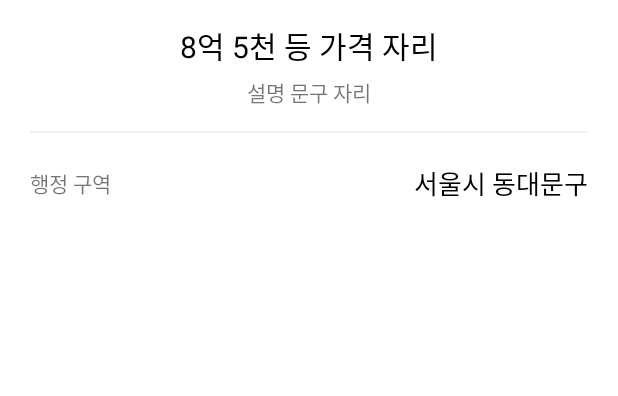
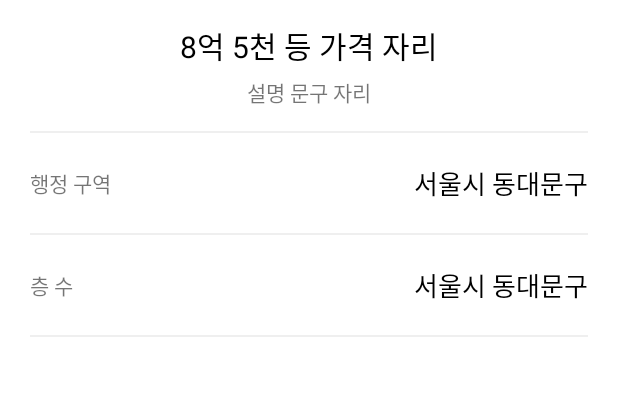
Before and after one commit to hyeba/JickbangCopy_20210320, an Android app: the ViewRoomDetailActivity screen opened directly, with no data from a screen before it, on a phone screen of 412 x 824 dp, the part 459-855 px from its top. Run offline under Robolectric (Android 15) with nearby library versions, the phone set to English and light mode, and no system bars.

Commit message:
방 상세화면 UI

```diff
--- a/app/src/main/res/layout/activity_view_room_detail.xml
+++ b/app/src/main/res/layout/activity_view_room_detail.xml
@@ -70,7 +70,52 @@
 
 
 
+    </LinearLayout>
+
+    <TextView
+        android:layout_width="match_parent"
+        android:layout_height="1dp"
+        android:background="#EFEFEF"
+        android:layout_marginLeft="20dp"
+        android:layout_marginRight="20dp"/>
+
+
+    <LinearLayout
+        android:layout_width="match_parent"
+        android:layout_height="wrap_content"
+        android:gravity="center_vertical"
+        android:padding="20dp"
+        android:orientation="horizontal">
+
+        <TextView
+            android:layout_width="wrap_content"
+            android:layout_height="wrap_content"
+            android:text="층 수"/>
+
+        <TextView
+            android:layout_width="0dp"
+            android:layout_height="wrap_content"
+            android:layout_weight="1"/>
+
+        <TextView
+            android:layout_width="wrap_content"
+            android:layout_height="wrap_content"
+            android:textColor="#000000"
+            android:textSize="17sp"
+            android:text="서울시 동대문구"/>
+
+
+
 
     </LinearLayout>
 
+    <TextView
+        android:layout_width="match_parent"
+        android:layout_height="1dp"
+        android:background="#EFEFEF"
+        android:layout_marginLeft="20dp"
+        android:layout_marginRight="20dp"/>
+
+
+
 </LinearLayout>
```
